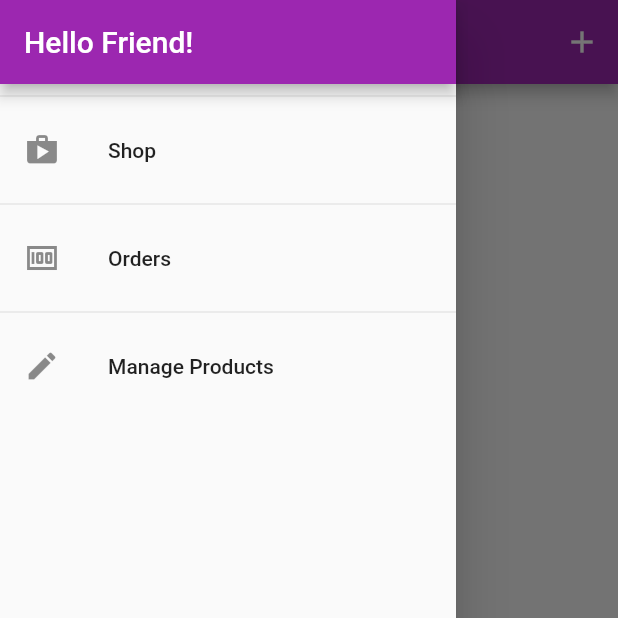
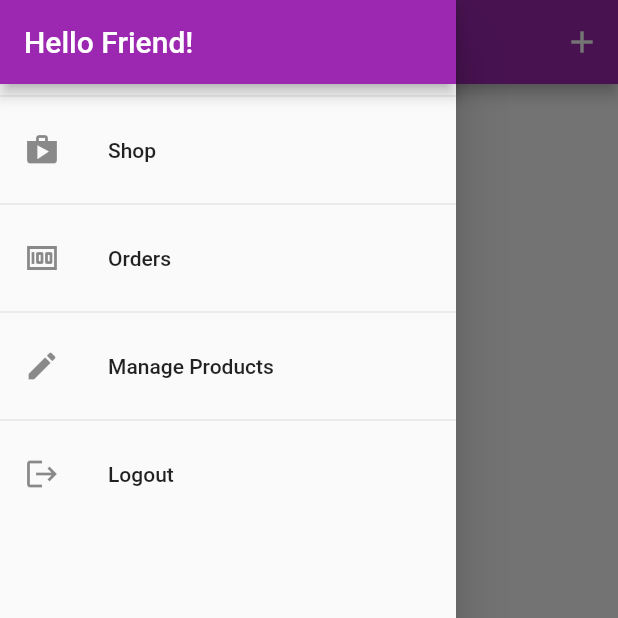
Before and after one commit to viraj-2393/shop_app_flutter, a Flutter app: the UserProductsScreen screen opened by its route, with the side drawer open, on a phone screen of 412 x 824 dp, the top half of it. Run offline on Flutter 3.47's test engine with Material 2 defaults, Android fonts, the phone set to English and light mode, and no system bars; our stand-ins replace shared_preferences; accounts and stored records are empty; network calls fail.

Commit message:
User authentication and abstraction added

```diff
--- a/lib/providers/orders.dart
+++ b/lib/providers/orders.dart
@@ -20,12 +20,13 @@ class OrderItem{
 class Orders with ChangeNotifier{
   List<OrderItem> _orders = [];
   String authToken = '';
+  String userId = '';
   //Orders(this.authToken);
   List<OrderItem> get orders{
     return [..._orders];
   }
   Future<void> addOrder(List<CartItem> cartProducts,double total) async{
-    final url = Uri.parse('https://shop-app-f3f7c-default-rtdb.firebaseio.com/orders.json?auth=$authToken');
+    final url = Uri.parse('https://shop-app-f3f7c-default-rtdb.firebaseio.com/orders/$userId.json?auth=$authToken');
     final timeStamp = DateTime.now();
     final response = await http.post(url,body: json.encode({
       'amount': total,
@@ -49,7 +50,7 @@ class Orders with ChangeNotifier{
   }
 
   Future<void> fetchAndSetOrders() async{
-    final url = Uri.parse('https://shop-app-f3f7c-default-rtdb.firebaseio.com/orders.json?auth=$authToken');
+    final url = Uri.parse('https://shop-app-f3f7c-default-rtdb.firebaseio.com/orders/$userId.json?auth=$authToken');
     final response = await http.get(url);
     final List<OrderItem> loadedOrders = [];
     final extractedData = json.decode(response.body) as Map<String,dynamic>;
--- a/lib/screens/user_products_screen.dart
+++ b/lib/screens/user_products_screen.dart
@@ -7,7 +7,7 @@ import '../screens/edit_product_screen.dart';
 class UserProductsScreen extends StatelessWidget{
   static const routeName = '/user-products';
   Future<void> _refreshProducts(BuildContext context) async{
-    await Provider.of<Products>(context,listen: false).fetchAndSetProducts();
+    await Provider.of<Products>(context,listen: false).fetchAndSetProducts(true);
   }
   @override
   Widget build(BuildContext context) {
@@ -25,10 +25,15 @@ class UserProductsScreen extends StatelessWidget{
         ],
       ),
       drawer: AppDrawer(),
-      body: RefreshIndicator(
+      body: FutureBuilder(
+        future: _refreshProducts(context),
+        builder: (ctx,snapshot) => snapshot.connectionState == ConnectionState.waiting ?
+            const Center(child: CircularProgressIndicator(),)
+            : RefreshIndicator(
           onRefresh:()=> _refreshProducts(context) ,
-        child: Padding(
-          padding: EdgeInsets.all(8),
+          child: Consumer<Products>(
+            builder: (ctx,productData,_) =>Padding(
+              padding: const EdgeInsets.all(8),
               child: ListView.builder(
                 itemBuilder: (ctx,index)=>
                     Column(
@@ -38,13 +43,15 @@ class UserProductsScreen extends StatelessWidget{
                             productData.items[index].title,
                             productData.items[index].imageUrl
                         ),
-                    Divider()
+                        const Divider()
                       ],
                     )
                 ,
                 itemCount: productData.items.length ,
               ),
             ),
+          ),
+        ),
       )
     );
   }
--- a/lib/widgets/app_drawer.dart
+++ b/lib/widgets/app_drawer.dart
@@ -1,6 +1,8 @@
 import 'package:flutter/material.dart';
 import '../screens/orders_screen.dart';
 import '../screens/user_products_screen.dart';
+import 'package:provider/provider.dart';
+import '../providers/auth.dart';
 class AppDrawer extends StatelessWidget{
   @override
   Widget build(BuildContext context) {
@@ -11,7 +13,7 @@ class AppDrawer extends StatelessWidget{
             title: const Text('Hello Friend!'),
             automaticallyImplyLeading: false,
           ),
-          Divider(),
+          const Divider(),
           ListTile(
             leading: Icon(Icons.shop,),
             title: const Text('Shop'),
@@ -19,7 +21,7 @@ class AppDrawer extends StatelessWidget{
               Navigator.of(context).pushReplacementNamed('/');
             },
           ),
-          Divider(),
+          const Divider(),
           ListTile(
             leading: Icon(Icons.money,),
             title: const Text('Orders'),
@@ -27,12 +29,21 @@ class AppDrawer extends StatelessWidget{
               Navigator.of(context).pushReplacementNamed(OrdersScreen.routeName);
             },
           ),
-          Divider(),
+          const Divider(),
           ListTile(
             leading: Icon(Icons.edit,),
             title: const Text('Manage Products'),
             onTap: (){
               Navigator.of(context).pushReplacementNamed(UserProductsScreen.routeName);
+            },
+          ),
+          const Divider(),
+          ListTile(
+            leading: const Icon(Icons.logout,),
+            title: const Text('Logout'),
+            onTap: (){
+              Navigator.of(context).pop();
+              Provider.of<Auth>(context,listen: false).logout();
             },
           ),
         ],
--- a/pubspec.yaml
+++ b/pubspec.yaml
@@ -37,6 +37,7 @@ dependencies:
   provider: ^6.0.2
   intl: ^0.17.0
   http: ^0.13.4
+  shared_preferences: ^2.0.13
 
 dev_dependencies:
   flutter_test:
```
Also changed, not shown: lib/main.dart (+11 -2 lines), lib/providers/auth.dart (+53 -2 lines), lib/providers/products.dart (+5 -3 lines), lib/screens/splash_screen.dart (added, +12 -0 lines), pubspec.lock. Lines whose indentation alone changed are shown as unchanged.
